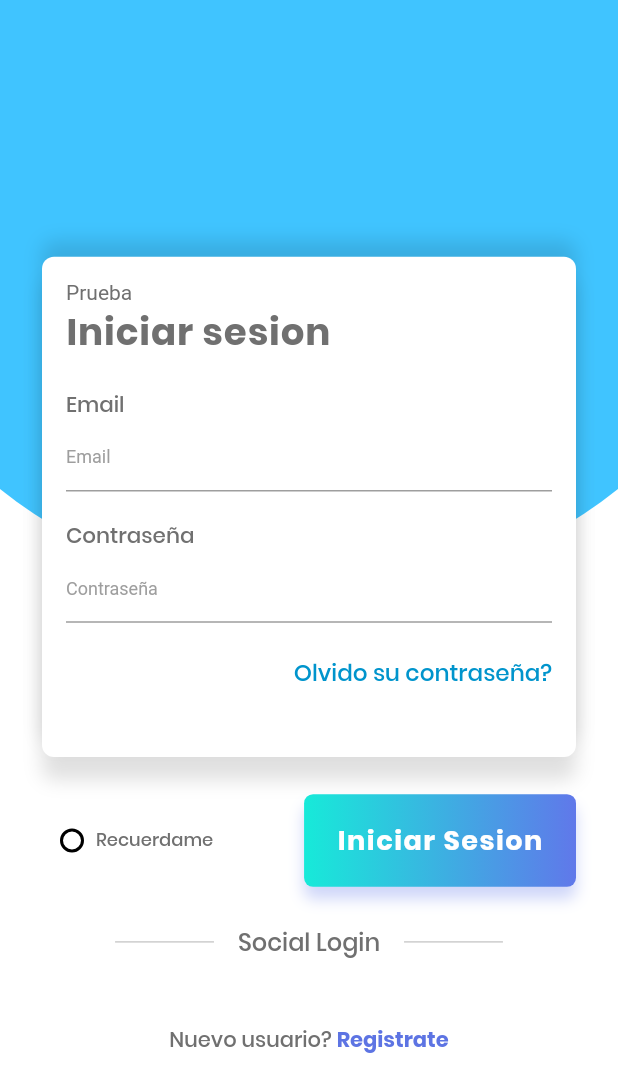
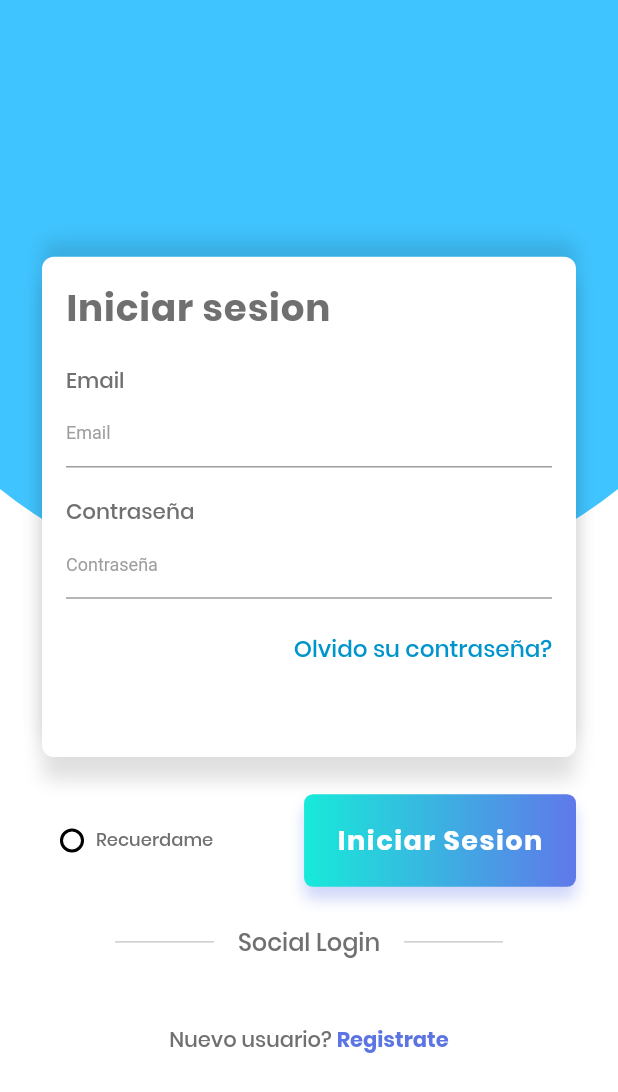
Before and after one commit to andrespd99/ClubhubPro, a Flutter app: the screen it shows after launch, on a phone screen of 412 x 824 dp. Shown: the top 1092 px of the screen. Run offline on Flutter 3.47's test engine with Material 2 defaults, Android fonts, the phone set to English and light mode, and no system bars; our stand-ins replace cached_network_image, carousel_slider, cloud_firestore, firebase_auth, firebase_storage, flutter_datetime_picker and 2 more; accounts and stored records are empty.

Commit message:
more changes

```diff
--- a/lib/FormCard.dart
+++ b/lib/FormCard.dart
@@ -26,7 +26,6 @@ class FormCard extends StatelessWidget {
         child: Column(
           crossAxisAlignment: CrossAxisAlignment.start,
           children: <Widget>[
-            Text("Prueba"),
             Text("Iniciar sesion",
                 style: TextStyle(
                     fontSize: ScreenUtil.getInstance().setSp(45),
```
